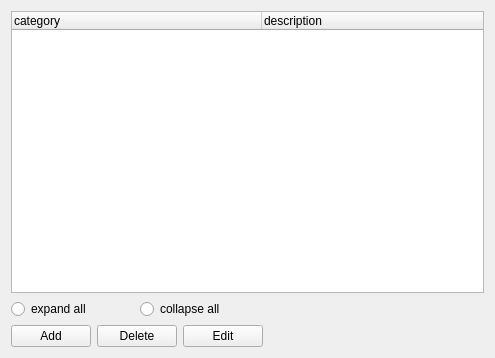
Above: client/uiforms/categories.ui from Wolframe/configurator before the change. Below: the same form after it.
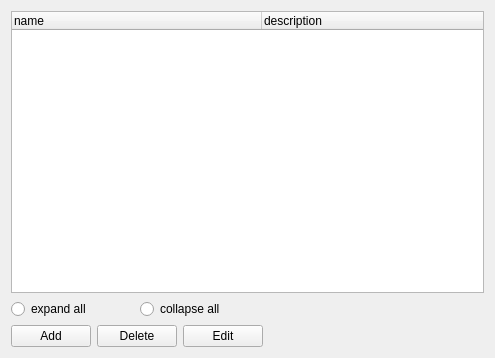
That is the form after the change. Icons and pictures are not drawn.

Diff of the .ui file:
```diff
--- a/client/uiforms/categories.ui
+++ b/client/uiforms/categories.ui
@@ -123,7 +123,7 @@
      </attribute>
      <column>
       <property name="text">
-       <string>category</string>
+       <string>name</string>
       </property>
      </column>
      <column>
```
